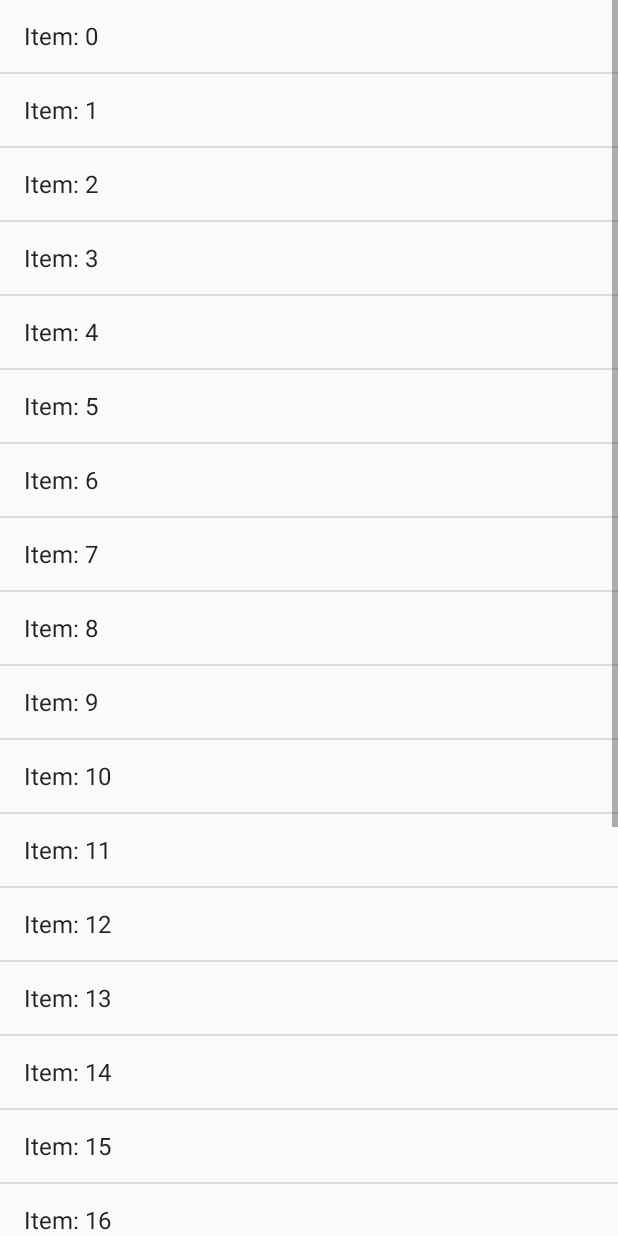
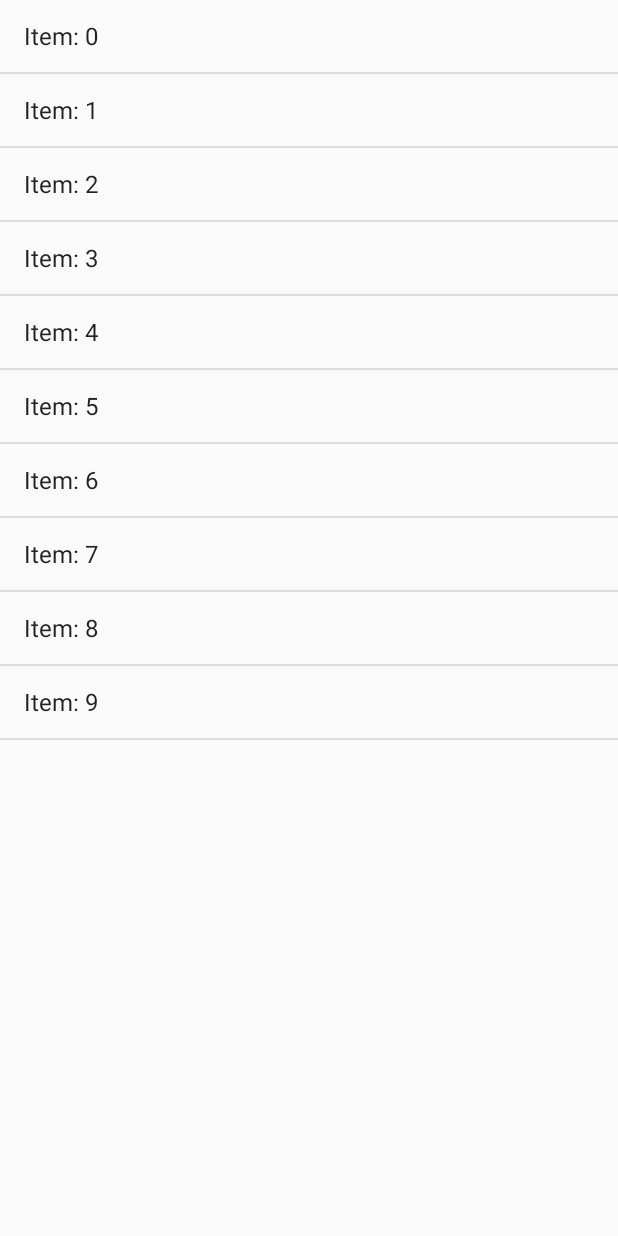
Before and after one commit to mromanro/PokeDatabase, an Android app: the screen it shows after launch (ListsActivity before the commit, MainActivity after it), after a tap on an icon or button, on a phone screen of 412 x 824 dp. Run offline under Robolectric (Android 15) with nearby library versions, the phone set to English and light mode, and no system bars.

Commit message:
began transition to list fragment

```diff
--- a/app/src/main/AndroidManifest.xml
+++ b/app/src/main/AndroidManifest.xml
@@ -8,7 +8,7 @@
         android:label="@string/app_name"
         android:theme="@style/AppTheme" >
         <activity
-            android:name=".ListsActivity"
+            android:name=".MainActivity"
             android:label="@string/app_name" >
             <intent-filter>
                 <action android:name="android.intent.action.MAIN" />
--- /dev/null
+++ b/app/src/main/java/com/fauxbunnies/pokedatabase/ListsFragment.java
@@ -0,0 +1,48 @@
+package com.fauxbunnies.pokedatabase;
+
+import android.app.FragmentManager;
+import android.app.FragmentTransaction;
+import android.app.ListFragment;
+import android.os.Bundle;
+import android.view.LayoutInflater;
+import android.view.View;
+import android.view.ViewGroup;
+import android.widget.ArrayAdapter;
+import android.widget.ListView;
+
+import java.util.ArrayList;
+
+/**
+ * Created by Miguel on 9/3/2015.
+ */
+public class ListsFragment extends ListFragment {
+
+    ArrayAdapter adapter;
+    ArrayList<String> list;
+
+    @Override
+    public void onListItemClick(ListView l, View v, int position, long id) {
+        ListsFragment listsFragment= new ListsFragment();
+        FragmentManager fm = getFragmentManager();
+        FragmentTransaction ft = fm.beginTransaction();
+        ft.replace(android.R.id.content, listsFragment);
+        ft.addToBackStack(null);
+        ft.commit();
+    }
+
+    @Override
+    public View onCreateView(LayoutInflater inflater, ViewGroup container,
+                             Bundle savedInstanceState) {
+
+        int random = (int)(Math.random()+1) * 10;
+        list = new ArrayList<>(random);
+        for(int i = 0; i < random; i++) {
+            list.add("Item: " + i);
+        }
+
+        adapter = new ArrayAdapter(inflater.getContext(), android.R.layout.simple_list_item_1, list);
+        setListAdapter(adapter);
+
+        return super.onCreateView(inflater,container, savedInstanceState);
+    }
+}
--- a/app/src/main/java/com/fauxbunnies/pokedatabase/MainActivity.java
+++ b/app/src/main/java/com/fauxbunnies/pokedatabase/MainActivity.java
@@ -1,6 +1,8 @@
 package com.fauxbunnies.pokedatabase;
 
 import android.app.Activity;
+import android.app.FragmentManager;
+import android.app.FragmentTransaction;
 import android.os.Bundle;
 import android.os.Handler;
 import android.os.Message;
@@ -37,8 +39,15 @@ public class MainActivity extends Activity {
         super.onCreate(savedInstanceState);
         setContentView(R.layout.activity_main);
 
-        pokemonSets = (ListView)findViewById(R.id.pokemonsets);
+        FragmentManager fm = getFragmentManager();
+        FragmentTransaction ft = fm.beginTransaction();
 
+        ListsFragment listsFragment = new ListsFragment();
+
+        if(fm.findFragmentById(android.R.id.content) == null) {
+            ft.add(android.R.id.content, listsFragment);
+            ft.commit();
+        }
         /*
         splash = (ImageView) findViewById(R.id.splashimage);
         Message msg = new Message();
--- a/app/src/main/res/layout/activity_main.xml
+++ b/app/src/main/res/layout/activity_main.xml
@@ -5,11 +5,5 @@
     android:layout_height="match_parent"
     tools:context=".MainActivity">
 
-    <ListView
-        android:layout_width="match_parent"
-        android:layout_height="match_parent"
-        android:id="@+id/pokemonsets"
-        android:layout_alignParentTop="true"
-        android:layout_centerHorizontal="true"
-     />
+
 </RelativeLayout>
```
Also changed, not shown: 2 other files.
